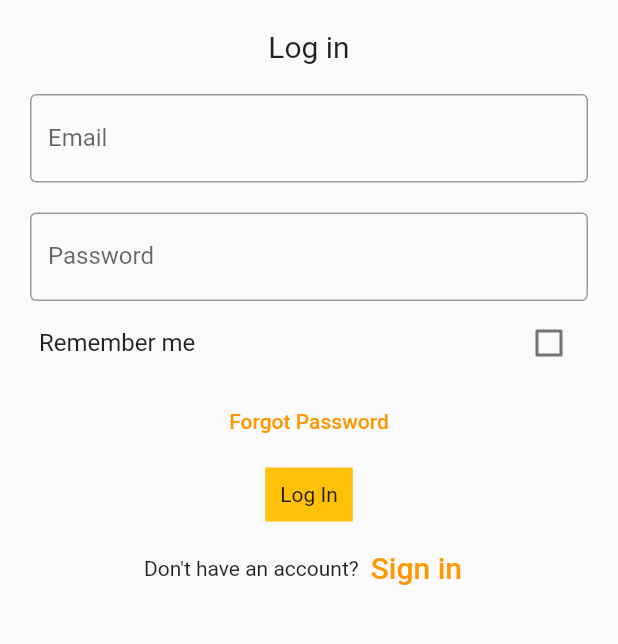
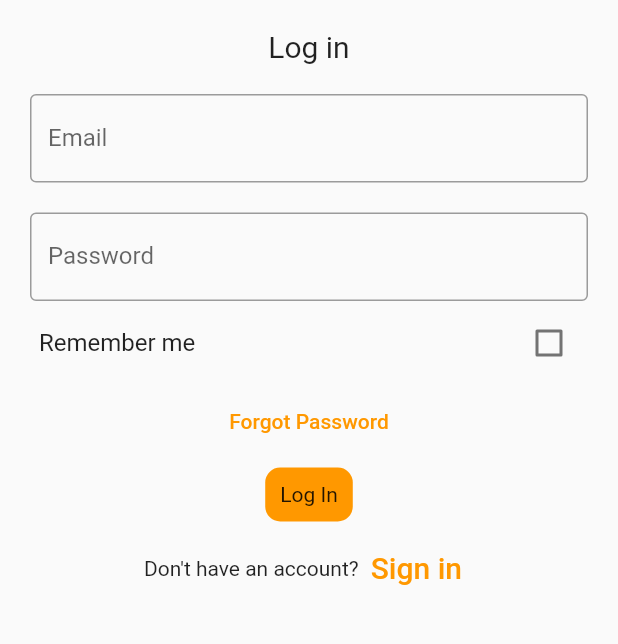
Before and after one commit to eceokutan/orienteeringApp, a Flutter app: the screen it shows after launch, after a tap on "Log In", on a phone screen of 412 x 824 dp, the part 83-727 px from its top. Run offline on Flutter 3.47's test engine with Material 2 defaults, Android fonts, the phone set to English and light mode, and no system bars; our stand-ins replace cloud_firestore, file_picker, firebase_auth, firebase_core, firebase_storage, flutter_native_image and 2 more; missing offline and left inert: a package; accounts and stored records are empty.

Commit message:
en son update

```diff
--- a/lib/main.dart
+++ b/lib/main.dart
@@ -85,11 +85,6 @@ class _FirstPageState extends State<FirstPage> {
               height: 200,
               fit: BoxFit.cover,
             ),
-            ElevatedButton(
-                onPressed: () {
-                  log(FirebaseAuth.instance.currentUser.toString());
-                },
-                child: const Text("aaa")),
             Text(
               "CheckPoint",
               style: TextStyle(
--- a/lib/pages/async_button.dart
+++ b/lib/pages/async_button.dart
@@ -40,7 +40,9 @@ class _AsyncButtonState extends State<AsyncButton> {
           : InkWell(
               onTap: _completeProcess,
               child: Container(
-                decoration: const BoxDecoration(color: Colors.amber),
+                decoration: const BoxDecoration(
+                    color: Colors.orange,
+                    borderRadius: BorderRadius.all(Radius.circular(10))),
                 padding: const EdgeInsets.all(10),
                 child: widget.child,
               )),
```
Also changed, not shown: lib/pages/accounts/EditAccountPage.dart (added, +26 -0 lines), lib/pages/accounts/MyAccountPage.dart (+10 -5 lines), lib/pages/accounts/SocialAccountPage.dart (added).
